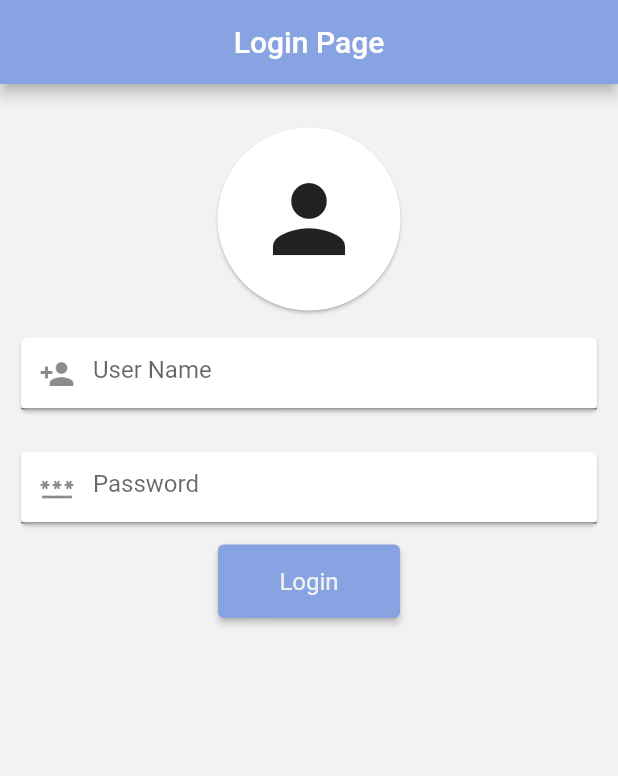
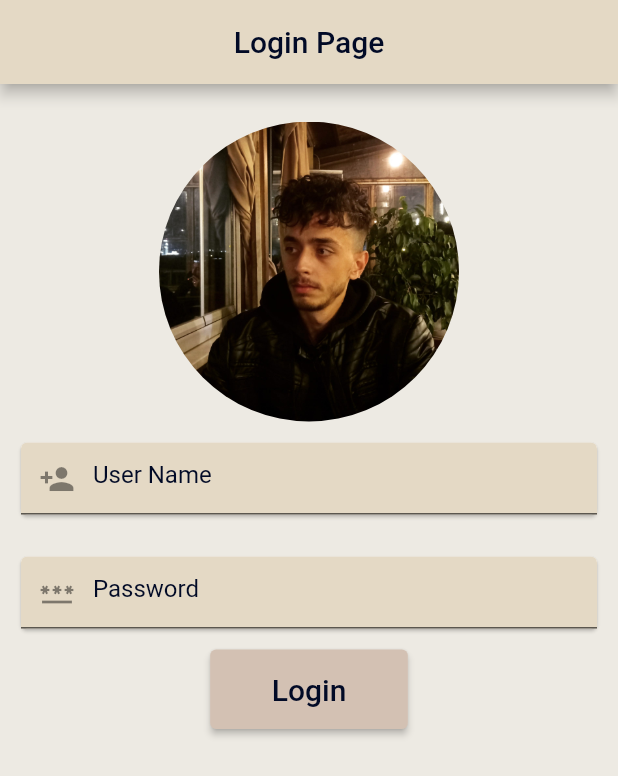
Before and after one commit to drgndenis/Login, a Flutter app: the screen it shows after launch, on a phone screen of 412 x 824 dp. Shown: the top 776 px of the screen. Run offline on Flutter 3.47's test engine with Material 2 defaults, Android fonts, the phone set to English and light mode, and no system bars.

Commit message:
Visual and colors changed

```diff
--- a/lib/languages/string_items.dart
+++ b/lib/languages/string_items.dart
@@ -4,4 +4,5 @@ class StringItems {
   static const String password = 'Password';
   static const String loginButton = 'Login';
   static const String materialAppTitle = 'Login Page';
+  static const String loginProfile = 'assets/images/login_profile.jpg';
 }
--- a/lib/login_page.dart
+++ b/lib/login_page.dart
@@ -1,4 +1,5 @@
 import 'package:flutter/material.dart';
+import 'package:flutter/services.dart';
 import 'package:login_page/languages/string_items.dart';
 
 class LoginPageView extends StatefulWidget {
@@ -10,13 +11,16 @@ class LoginPageView extends StatefulWidget {
 
 class _LoginPageViewState extends State<LoginPageView> {
   FocusNode focusNodeTextField = FocusNode();
+
   @override
   Widget build(BuildContext context) {
     return Scaffold(
-      backgroundColor: ProjectColors().concrete,
+      backgroundColor: ProjectColors().pampas,
       appBar: AppBar(
         title: const Text(StringItems.appBarTitle),
-        backgroundColor: ProjectColors().dullLavender,
+        backgroundColor: ProjectColors().bone,
+        foregroundColor: ProjectColors().blueCharcoal,
+        systemOverlayStyle: SystemUiOverlayStyle.light,
       ),
       body: ListView.builder(
         itemCount: 1,
@@ -30,6 +34,8 @@ class _LoginPageViewState extends State<LoginPageView> {
                   child: _UtilityTextField(
                     inputDecoration: ProjectInputDecorations.userNameDecoration,
                     keyboardType: TextInputType.emailAddress,
+                    textInputAction: TextInputAction.next,
+                    obscureText: false,
                   ),
                 ),
               ),
@@ -39,6 +45,8 @@ class _LoginPageViewState extends State<LoginPageView> {
                   child: _UtilityTextField(
                     inputDecoration: ProjectInputDecorations.passwordDecoration,
                     keyboardType: TextInputType.number,
+                    textInputAction: TextInputAction.done,
+                    obscureText: true,
                   ),
                 ),
               ),
@@ -51,32 +59,7 @@ class _LoginPageViewState extends State<LoginPageView> {
   }
 }
 
-class _LoginButton extends StatelessWidget {
-  const _LoginButton({
-    Key? key,
-  }) : super(key: key);
-
-  @override
-  Widget build(BuildContext context) {
-    return ElevatedButton(
-      style: ElevatedButton.styleFrom(
-        backgroundColor: ProjectColors().dullLavender,
-      ),
-      onPressed: () {},
-      child: Padding(
-        padding: ProjectPaddings().paddingSymetric,
-        child: Text(
-          StringItems.loginButton,
-          style: Theme.of(context)
-              .textTheme
-              .subtitle1
-              ?.copyWith(color: ProjectColors().concrete),
-        ),
-      ),
-    );
-  }
-}
-
+// Circle profile photo
 class _LoginProfile extends StatelessWidget {
   const _LoginProfile({
     Key? key,
@@ -87,31 +70,69 @@ class _LoginProfile extends StatelessWidget {
     return Center(
       child: Padding(
         padding: ProjectPaddings().paddingOnly,
-        child: Card(
-            shape: const CircleBorder(),
-            child: Padding(
-              padding: ProjectPaddings().paddingAllSpecial,
-              child: const Icon(Icons.person, size: 72),
-            )),
+        child: Container(
+          width: 200,
+          height: 200,
+          decoration: const BoxDecoration(
+            shape: BoxShape.circle,
+            image: DecorationImage(
+                image: AssetImage(StringItems.loginProfile), fit: BoxFit.fill),
+          ),
+        ),
       ),
     );
   }
 }
 
+// Textfield properties
 class _UtilityTextField extends StatelessWidget {
   const _UtilityTextField({
     Key? key,
     required this.inputDecoration,
     required this.keyboardType,
+    required this.textInputAction,
+    required this.obscureText,
   }) : super(key: key);
   final InputDecoration inputDecoration;
   final TextInputType keyboardType;
+  final TextInputAction textInputAction;
+  final bool obscureText;
 
   @override
   Widget build(BuildContext context) {
     return TextField(
       decoration: inputDecoration,
       keyboardType: keyboardType,
+      textInputAction: textInputAction,
+      cursorColor: ProjectColors().concrete,
+      obscureText: obscureText,
+    );
+  }
+}
+
+// Elevated Login button
+class _LoginButton extends StatelessWidget {
+  const _LoginButton({
+    Key? key,
+  }) : super(key: key);
+
+  @override
+  Widget build(BuildContext context) {
+    return ElevatedButton(
+      style: ElevatedButton.styleFrom(
+        backgroundColor: ProjectColors().softAmber,
+      ),
+      onPressed: () {},
+      child: Padding(
+        padding: ProjectPaddings().paddingSymetric,
+        child: Text(
+          StringItems.loginButton,
+          style: Theme.of(context)
+              .textTheme
+              .headline6
+              ?.copyWith(color: ProjectColors().blueCharcoal),
+        ),
+      ),
     );
   }
 }
@@ -121,8 +142,9 @@ class ProjectInputDecorations {
       hintText: StringItems.userName, prefixIcon: Icon(Icons.person_add));
 
   static const passwordDecoration = InputDecoration(
-      hintText: StringItems.password,
-      prefixIcon: Icon(Icons.password_outlined));
+    hintText: StringItems.password,
+    prefixIcon: Icon(Icons.password_outlined),
+  );
 }
 
 class ProjectPaddings {
@@ -135,5 +157,8 @@ class ProjectPaddings {
 
 class ProjectColors {
   final concrete = const Color(0xffF2F2F2);
-  final dullLavender = const Color(0xff88A3E2);
+  final bone = const Color(0xffE4D9C5);
+  final pampas = const Color(0xffEDEAE3);
+  final softAmber = const Color(0xffD3C1B3);
+  final blueCharcoal = const Color(0xff010A26);
 }
--- a/lib/main.dart
+++ b/lib/main.dart
@@ -18,6 +18,12 @@ class MyApp extends StatelessWidget {
         appBarTheme: const AppBarTheme(
           centerTitle: true,
         ),
+        inputDecorationTheme: InputDecorationTheme(
+          filled: true,
+          fillColor: ProjectColors().bone,
+          iconColor: ProjectColors().blueCharcoal,
+          hintStyle: TextStyle(color: ProjectColors().blueCharcoal),
+        ),
       ),
       home: const LoginPageView(),
     );
--- a/pubspec.yaml
+++ b/pubspec.yaml
@@ -60,9 +60,8 @@ flutter:
   uses-material-design: true
 
   # To add assets to your application, add an assets section, like this:
-  # assets:
-  #   - images/a_dot_burr.jpeg
-  #   - images/a_dot_ham.jpeg
+  assets:
+  - assets/images/
 
   # An image asset can refer to one or more resolution-specific "variants", see
   # https://flutter.dev/assets-and-images/#resolution-aware
```
Also changed, not shown: assets/images/login_profile.jpg (added).
